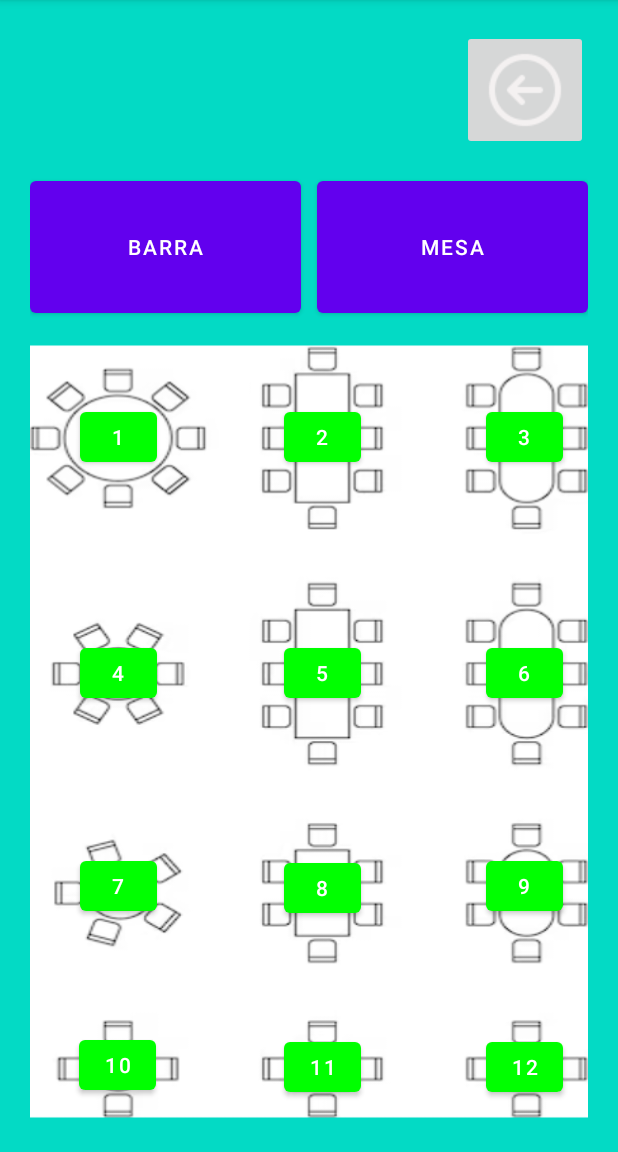
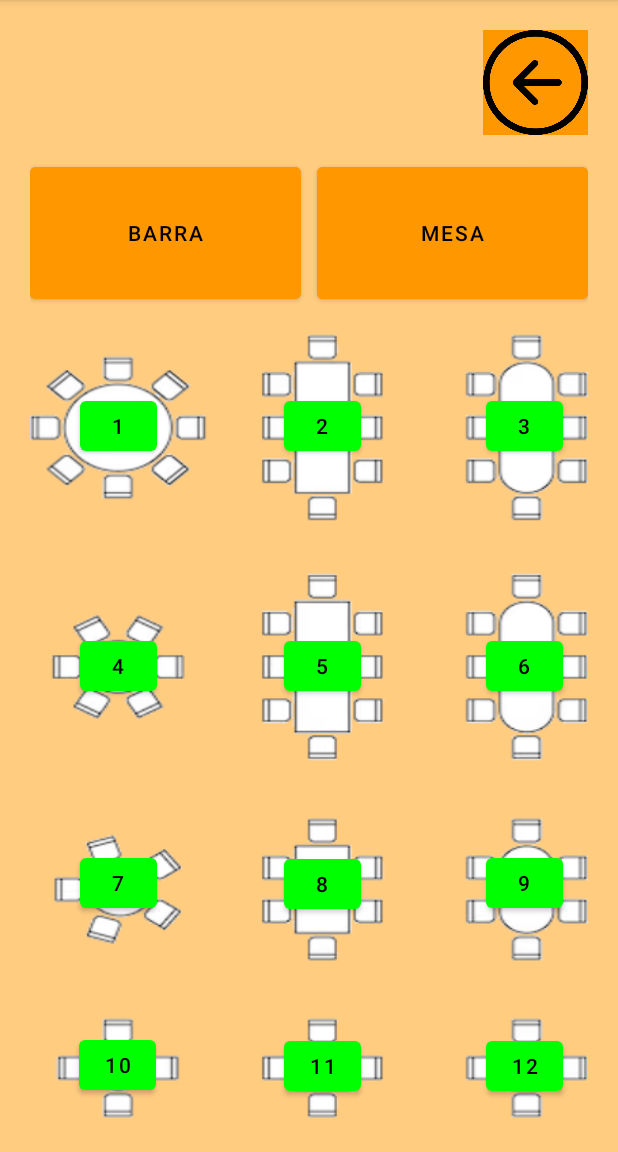
Before and after one commit to iagoLGitHub/Libreta_Electronica, an Android app: the SeleccionarMesa screen opened directly, with no data from a screen before it, on a phone screen of 412 x 824 dp, the part 84-1236 px from its top. Run offline under Robolectric (Android 15) with nearby library versions, the phone set to English and light mode, and no system bars.

Commit message:
feat:añadidos nuevos iconos refactor:remodelador de colores, cambio de formas en botones

```diff
--- a/app/src/main/res/drawable/efecto_menu.xml
+++ b/app/src/main/res/drawable/efecto_menu.xml
@@ -1,9 +1,13 @@
 <?xml version="1.0" encoding="utf-8"?>
 <selector xmlns:android="http://schemas.android.com/apk/res/android">
 
-    <item android:left="5dp" android:right="5dp" android:top="5dp" android:bottom="5dp">
+    <item android:top="5dp">
         <shape android:shape="rectangle">
             <solid android:color="#FF9800" />
+            <stroke
+                android:width="5dp"
+                android:color="#FF5722" />
+
         </shape>
     </item>
 </selector>
--- a/app/src/main/res/layout/activity_opciones_comanda.xml
+++ b/app/src/main/res/layout/activity_opciones_comanda.xml
@@ -15,8 +15,10 @@
 
         <ImageButton
             android:id="@+id/btnAtras"
-            android:layout_width="wrap_content"
-            android:layout_height="wrap_content"
+            android:layout_width="70dp"
+            android:layout_height="70dp"
+            android:scaleType="centerInside"
+            android:background="@color/botonesInferiores"
             android:src="@drawable/back"
             />
 
--- a/app/src/main/res/layout/activity_seleccionar_mesa.xml
+++ b/app/src/main/res/layout/activity_seleccionar_mesa.xml
@@ -3,7 +3,7 @@
     xmlns:tools="http://schemas.android.com/tools"
     android:layout_width="match_parent"
     android:layout_height="match_parent"
-    android:background="@color/teal_200"
+    android:background="@color/fondoColor"
     android:orientation="vertical"
     android:padding="20dp">
 
@@ -13,8 +13,11 @@
         android:gravity="right">
 
         <ImageButton
-            android:layout_width="wrap_content"
-            android:layout_height="wrap_content"
+            android:id="@+id/btnAtras"
+            android:layout_width="70dp"
+            android:layout_height="70dp"
+            android:scaleType="centerInside"
+            android:background="@color/botonesInferiores"
             android:src="@drawable/back" />
 
 
@@ -34,6 +37,8 @@
             android:layout_marginRight="5dp"
             android:layout_weight="1"
             android:text="Barra"
+            android:textColor="@color/black"
+            android:backgroundTint="@color/botonesInferiores"
             android:textAlignment="center" />
 
         <Button
@@ -41,7 +46,9 @@
             android:layout_width="0dp"
             android:layout_height="100dp"
             android:layout_marginLeft="5dp"
+            android:textColor="@color/black"
             android:layout_weight="1"
+            android:backgroundTint="@color/botonesInferiores"
             android:text="Mesa" />
 
     </LinearLayout>
@@ -59,6 +66,7 @@
             android:layout_width="51dp"
             android:layout_height="45dp"
             android:text="1"
+            android:textColor="@color/black"
             app:layout_constraintBottom_toBottomOf="parent"
             app:layout_constraintEnd_toEndOf="parent"
             app:layout_constraintHorizontal_bias="0.103"
@@ -71,6 +79,7 @@
             android:layout_width="51dp"
             android:layout_height="45dp"
             android:text="2"
+            android:textColor="@color/black"
             app:layout_constraintBottom_toBottomOf="parent"
             app:layout_constraintEnd_toEndOf="parent"
             app:layout_constraintHorizontal_bias="0.529"
@@ -83,6 +92,7 @@
             android:layout_width="51dp"
             android:layout_height="45dp"
             android:text="3"
+            android:textColor="@color/black"
             app:layout_constraintBottom_toBottomOf="parent"
             app:layout_constraintEnd_toEndOf="parent"
             app:layout_constraintHorizontal_bias="0.948"
@@ -95,6 +105,7 @@
             android:layout_width="51dp"
             android:layout_height="45dp"
             android:text="4"
+            android:textColor="@color/black"
             app:layout_constraintBottom_toBottomOf="parent"
             app:layout_constraintEnd_toEndOf="parent"
             app:layout_constraintHorizontal_bias="0.103"
@@ -107,6 +118,7 @@
             android:layout_width="51dp"
             android:layout_height="45dp"
             android:text="5"
+            android:textColor="@color/black"
             app:layout_constraintBottom_toBottomOf="parent"
             app:layout_constraintEnd_toEndOf="parent"
             app:layout_constraintHorizontal_bias="0.529"
@@ -119,6 +131,7 @@
             android:layout_width="51dp"
             android:layout_height="45dp"
             android:text="6"
+            android:textColor="@color/black"
             app:layout_constraintBottom_toBottomOf="parent"
             app:layout_constraintEnd_toEndOf="parent"
             app:layout_constraintHorizontal_bias="0.948"
@@ -131,6 +144,7 @@
             android:layout_width="51dp"
             android:layout_height="45dp"
             android:text="7"
+            android:textColor="@color/black"
             app:layout_constraintBottom_toBottomOf="parent"
             app:layout_constraintEnd_toEndOf="parent"
             app:layout_constraintHorizontal_bias="0.103"
@@ -144,6 +158,7 @@
             android:layout_width="51dp"
             android:layout_height="45dp"
             android:text="8"
+            android:textColor="@color/black"
             app:layout_constraintBottom_toBottomOf="parent"
             app:layout_constraintEnd_toEndOf="parent"
             app:layout_constraintHorizontal_bias="0.529"
@@ -156,6 +171,7 @@
             android:layout_width="51dp"
             android:layout_height="45dp"
             android:text="9"
+            android:textColor="@color/black"
             app:layout_constraintBottom_toBottomOf="parent"
             app:layout_constraintEnd_toEndOf="parent"
             app:layout_constraintHorizontal_bias="0.948"
@@ -168,6 +184,7 @@
             android:layout_width="51dp"
             android:layout_height="45dp"
             android:text="10"
+            android:textColor="@color/black"
             app:layout_constraintBottom_toBottomOf="parent"
             app:layout_constraintEnd_toEndOf="parent"
             app:layout_constraintHorizontal_bias="0.102"
@@ -180,6 +197,7 @@
             android:layout_width="51dp"
             android:layout_height="45dp"
             android:text="11"
+            android:textColor="@color/black"
             app:layout_constraintBottom_toBottomOf="parent"
             app:layout_constraintEnd_toEndOf="parent"
             app:layout_constraintHorizontal_bias="0.529"
@@ -192,6 +210,7 @@
             android:layout_width="51dp"
             android:layout_height="45dp"
             android:text="12"
+            android:textColor="@color/black"
             app:layout_constraintBottom_toBottomOf="parent"
             app:layout_constraintEnd_toEndOf="parent"
             app:layout_constraintHorizontal_bias="0.947"
```
Also changed, not shown: app/src/main/res/drawable/botones_inferiores_lista.xml (renamed from app/src/main/res/drawable/efectoboton.xml, +5 -6 lines), app/src/main/res/layout/activity_lista_comanda.xml (+30 -17 lines), app/src/main/res/layout/activity_main.xml (+22 -7 lines), app/src/main/res/drawable/almacen.png (added), app/src/main/res/drawable/back.png, app/src/main/res/drawable/billete.png (added), app/src/main/res/drawable/comanda.png (added), app/src/main/res/drawable/mapamesas.png, app/src/main/res/drawable/reserva.png (added).
